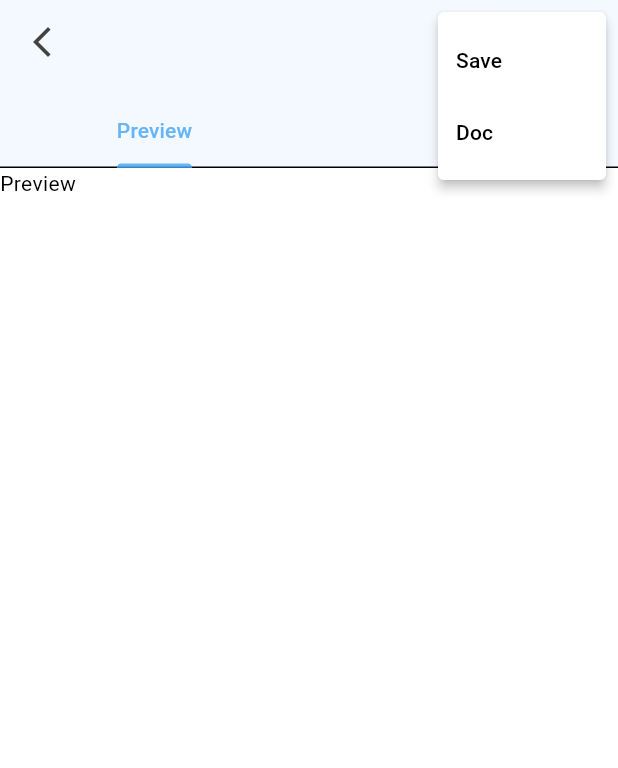
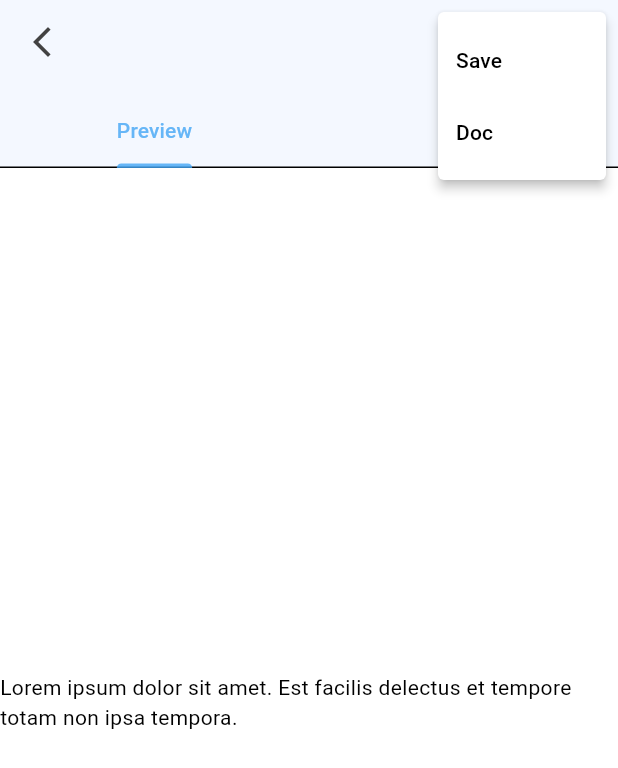
Before and after one commit to dariomatias-dev/flutter_guide, a Flutter app: the WidgetScreen screen opened directly with empty values, after a tap on the "more vert" icon, on a phone screen of 412 x 824 dp. Shown: the top 768 px of the screen. Run offline on Flutter 3.47's test engine with Material 3 defaults, Android fonts, the phone set to English and light mode, and no system bars; our stand-ins replace font_awesome_flutter, package_info_plus, shared_preferences; missing offline and left inert: salomon_bottom_bar_extend, syntax_highlight; accounts and stored records are empty.

Commit message:
feat: base of the preview and code tabs of the widget screen created
- Installed dependencies: syntax_highlight.
- Created base of the preview and code tabs of the widget tab.

```diff
--- a/lib/main.dart
+++ b/lib/main.dart
@@ -2,7 +2,7 @@ import 'package:flutter/material.dart';
 
 import 'package:flutter_guide/src/flutter_guide_app.dart';
 
-void main() {
+Future<void> main() async {
   WidgetsFlutterBinding.ensureInitialized();
 
   runApp(
--- /dev/null
+++ b/lib/src/features/widget/widget_samples/text_sample.dart
@@ -0,0 +1,16 @@
+import 'package:flutter/material.dart';
+
+class TextSample extends StatelessWidget {
+  const TextSample({super.key});
+
+  @override
+  Widget build(BuildContext context) {
+    return const Scaffold(
+      body: Center(
+        child: Text(
+          'Lorem ipsum dolor sit amet. Est facilis delectus et tempore totam non ipsa tempora.',
+        ),
+      ),
+    );
+  }
+}
--- a/lib/src/features/widget/widget_screen.dart
+++ b/lib/src/features/widget/widget_screen.dart
@@ -1,6 +1,8 @@
 import 'package:flutter/material.dart';
 
+import 'package:flutter_guide/src/features/widget/widget_samples/text_sample.dart';
 import 'package:flutter_guide/src/features/widget/widgets/app_bar_widget/app_bar_widget.dart';
+import 'package:flutter_guide/src/features/widget/widgets/code_tab.dart';
 
 class WidgetScreen extends StatelessWidget {
   const WidgetScreen({
@@ -21,8 +23,8 @@ class WidgetScreen extends StatelessWidget {
         ),
         body: const TabBarView(
           children: [
-            Text('Preview'),
-            Text('Code'),
+            TextSample(),
+            CodeTab(),
           ],
         ),
       ),
```
Also changed, not shown: lib/src/features/widget/widgets/code_tab.dart (added, +73 -0 lines), pubspec.yaml (+3 -4 lines), pubspec.lock.
